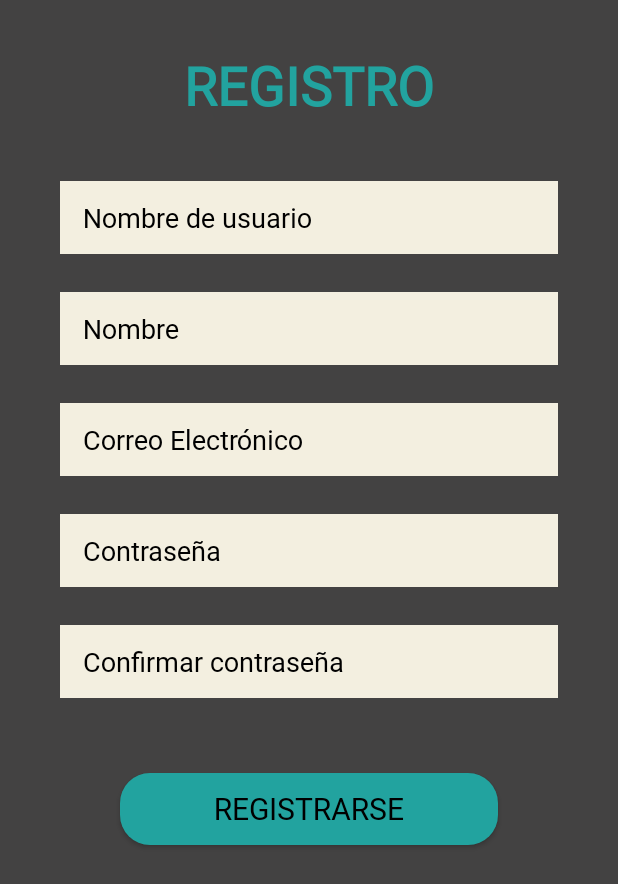
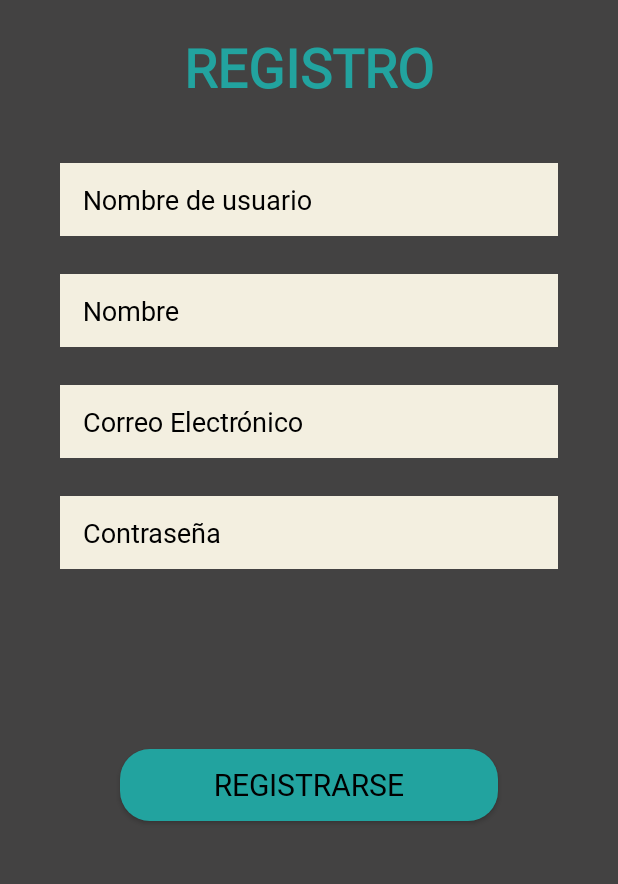
Before and after one commit to snierod688/Proyecto, an Android app: the layout activity_register.xml on its own in the app's theme, with its tools: preview values and no code run, on a phone screen of 412 x 824 dp. Shown: the top 884 px of the screen. Run offline under Robolectric (Android 15) with nearby library versions, the phone set to English and light mode, and no system bars.

Commit message:
Login y registro

```diff
--- a/EnerGym/app/src/main/res/layout/activity_login.xml
+++ b/EnerGym/app/src/main/res/layout/activity_login.xml
@@ -18,7 +18,7 @@
         android:textSize="36sp"
         android:textStyle="bold"
         android:gravity="center"
-        android:paddingTop="32dp"
+        android:paddingTop="20dp"
         />
 
     <ImageView
@@ -29,11 +29,11 @@
         android:paddingTop="20dp" />
 
     <EditText
-        android:id="@+id/etUsername"
+        android:id="@+id/etEmail"
         android:layout_width="match_parent"
         android:layout_height="wrap_content"
         android:background="@color/beige"
-        android:hint="Nombre de usuario"
+        android:hint="Correo electrónico"
         android:textColorHint="@color/black"
         android:fontFamily="@font/mina_regular"
         android:paddingStart="15dp"
--- a/EnerGym/app/src/main/res/layout/activity_register.xml
+++ b/EnerGym/app/src/main/res/layout/activity_register.xml
@@ -4,9 +4,10 @@
     xmlns:tools="http://schemas.android.com/tools"
     android:layout_width="match_parent"
     android:layout_height="match_parent"
-    tools:context=".login.LoginActivity"
+    tools:context=".login.RegisterActivity"
     android:orientation="vertical"
-    android:background="@color/gray">
+    android:background="@color/gray"
+    android:id="@+id/registerActivity">
 
     <TextView
         android:layout_width="match_parent"
@@ -17,7 +18,7 @@
         android:textSize="36sp"
         android:textStyle="bold"
         android:gravity="center"
-        android:paddingTop="32dp"
+        android:paddingTop="20dp"
         />
 
     <EditText
@@ -80,21 +81,6 @@
         android:layout_marginEnd="40dp"
         android:layout_marginStart="40dp"/>
 
-    <EditText
-        android:id="@+id/etPasswordConfirm"
-        android:layout_width="match_parent"
-        android:layout_height="wrap_content"
-        android:background="@color/beige"
-        android:hint="Confirmar contraseña"
-        android:textColorHint="@color/black"
-        android:fontFamily="@font/mina_regular"
-        android:paddingStart="15dp"
-        android:paddingTop="12dp"
-        android:paddingBottom="12dp"
-        android:layout_marginTop="25dp"
-        android:layout_marginEnd="40dp"
-        android:layout_marginStart="40dp"/>
-
     <Button
         android:id="@+id/btnRegister"
         android:layout_width="match_parent"
@@ -105,7 +91,7 @@
         android:fontFamily="@font/mina_regular"
         android:layout_marginEnd="80dp"
         android:layout_marginStart="80dp"
-        android:layout_marginTop="50dp"
+        android:layout_marginTop="120dp"
         android:background="@drawable/custom_button_login" />
 
 </LinearLayout>
```
Also changed, not shown: EnerGym/app/src/main/AndroidManifest.xml (+17 -15 lines), EnerGym/app/src/main/java/pmdm/t4/ener_gym/login/LoginActivity.java (+13 -10 lines), EnerGym/app/src/main/java/pmdm/t4/ener_gym/login/RegisterActivity.java (+48 -2 lines), 1 other file.
